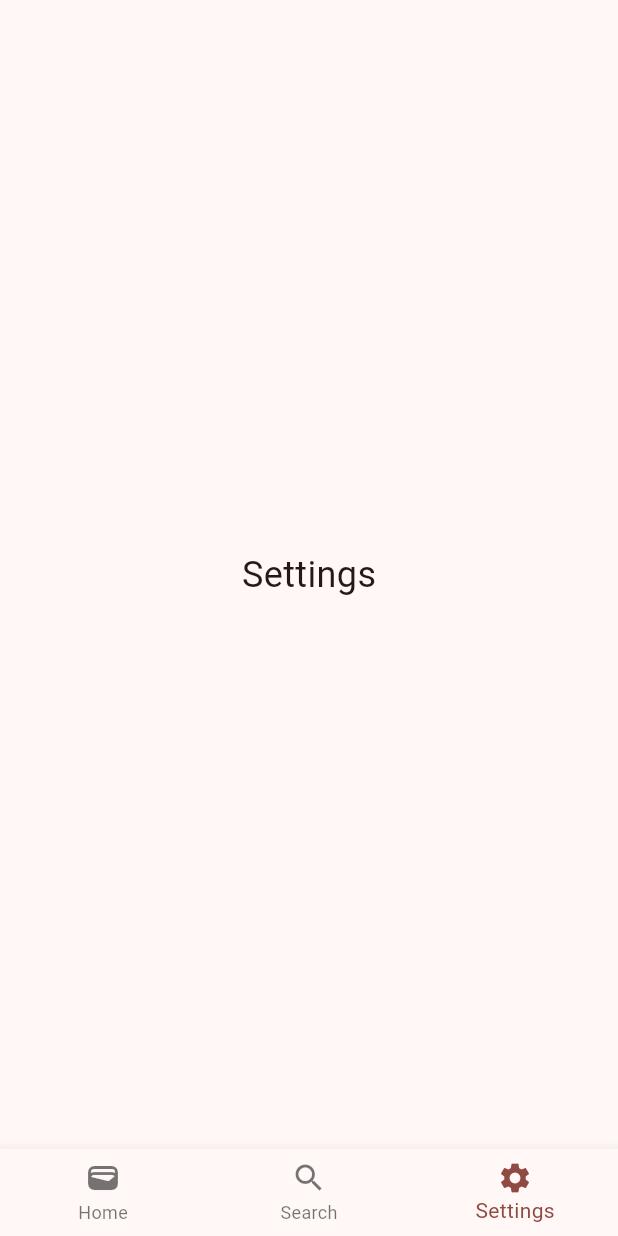
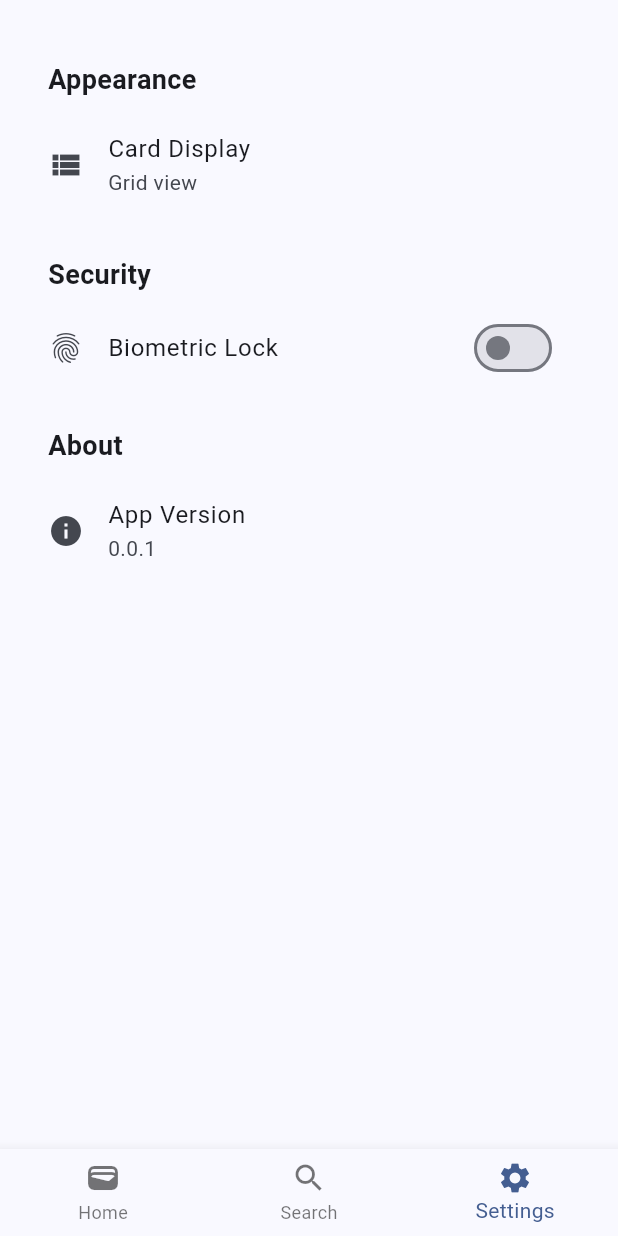
Before and after one commit to unknownMarko/walletik, a Flutter app: the screen it shows after launch, swiped to page 3, on a phone screen of 412 x 824 dp. Run offline on Flutter 3.47's test engine with Material 3 defaults, Android fonts, the phone set to English and light mode, and no system bars.

Commit message:
Refactor main.dart to replace AddCardScreen with SearchScreen and update color scheme to blueAccent. Add new SearchScreen implementation. Enhance SettingsScreen with a structured layout and additional options.

```diff
--- a/lib/main.dart
+++ b/lib/main.dart
@@ -1,7 +1,7 @@
 import 'package:flutter/material.dart';
 
 import 'package:walletik/screens/cards_screen.dart';
-import 'package:walletik/screens/add_card_screen.dart';
+import 'package:walletik/screens/search_screen.dart';
 import 'package:walletik/screens/settings_screen.dart';
 
 void main() {
@@ -17,7 +17,7 @@ class MyApp extends StatelessWidget {
       title: 'Walletik :)',
       debugShowCheckedModeBanner: false,
       theme: ThemeData(
-        colorScheme: ColorScheme.fromSeed(seedColor: Colors.red),
+        colorScheme: ColorScheme.fromSeed(seedColor: Colors.blueAccent),
       ),
       home: const MyHomePage(),
     );
@@ -37,7 +37,7 @@ class _MyHomePageState extends State<MyHomePage> {
 
   final List<Widget> _screens = [
     CardsScreen(),
-    AddCardScreen(),
+    SearchScreen(),
     SettingsScreen(),
   ];
 
--- /dev/null
+++ b/lib/screens/search_screen.dart
@@ -0,0 +1,15 @@
+import 'package:flutter/material.dart';
+
+class SearchScreen extends StatefulWidget {
+  const SearchScreen({super.key});
+
+  @override
+  SearchScreenState createState() => SearchScreenState();
+}
+
+class SearchScreenState extends State<SearchScreen> {
+  @override
+  Widget build(BuildContext context) {
+    return Center(child: Text('Search', style: TextStyle(fontSize: 24)));
+  }
+}
--- a/lib/screens/settings_screen.dart
+++ b/lib/screens/settings_screen.dart
@@ -8,8 +8,43 @@ class SettingsScreen extends StatefulWidget {
 }
 
 class SettingsScreenState extends State<SettingsScreen> {
+  Widget _buildSectionHeader(String title) {
+    return Padding(
+      padding: EdgeInsets.fromLTRB(16, 24, 16, 8),
+      child: Text(
+        title,
+        style: TextStyle(fontSize: 18, fontWeight: FontWeight.bold),
+      ),
+    );
+  }
+
   @override
   Widget build(BuildContext context) {
-    return Center(child: Text('Settings', style: TextStyle(fontSize: 24)));
+    return Scaffold(
+      body: ListView(
+        padding: EdgeInsets.all(16),
+        children: [
+          _buildSectionHeader('Appearance'),
+          ListTile(
+            leading: Icon(Icons.view_list),
+            title: Text('Card Display'),
+            subtitle: Text('Grid view'),
+            onTap: () {},
+          ),
+          _buildSectionHeader('Security'),
+          ListTile(
+            leading: Icon(Icons.fingerprint),
+            title: Text('Biometric Lock'),
+            trailing: Switch(value: false, onChanged: (val) {}),
+          ),
+          _buildSectionHeader('About'),
+          ListTile(
+            leading: Icon(Icons.info),
+            title: Text('App Version'),
+            subtitle: Text('0.0.1'),
+          ),
+        ],
+      ),
+    );
   }
 }
```
